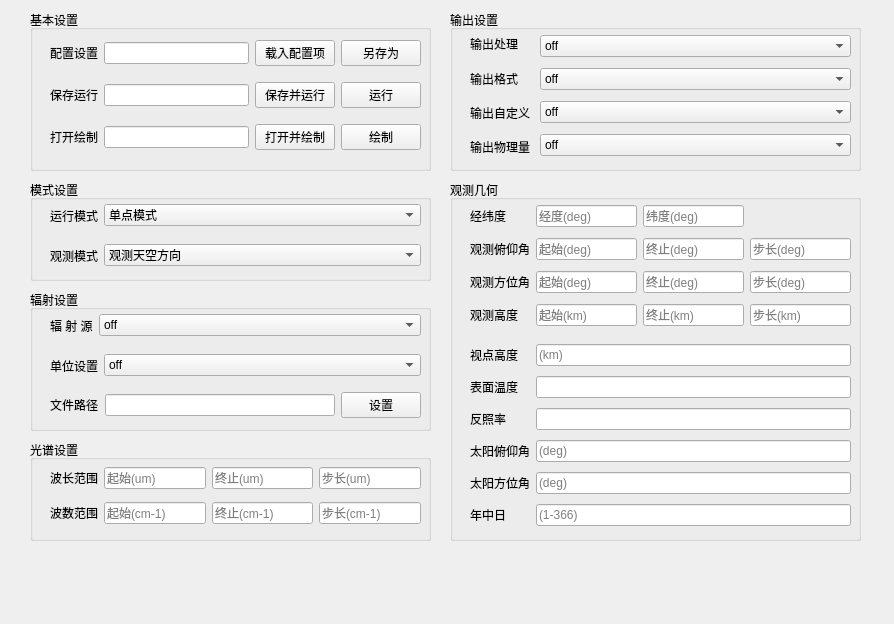
The window that GUI/generalpage.ui (code-arter/radiometer-GUI) describes before a commit, drawn with Qt 5.
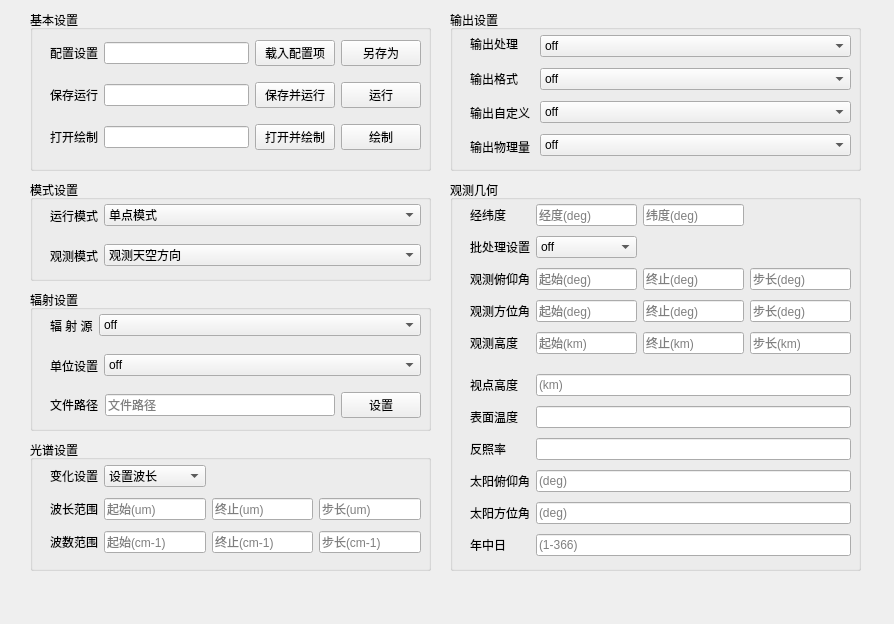
The same window after the commit.

```diff
--- a/GUI/generalpage.ui
+++ b/GUI/generalpage.ui
@@ -19,7 +19,7 @@
      <x>30</x>
      <y>440</y>
      <width>401</width>
-     <height>101</height>
+     <height>131</height>
     </rect>
    </property>
    <property name="title">
@@ -31,21 +31,35 @@
       <x>20</x>
       <y>20</y>
       <width>371</width>
-      <height>71</height>
+      <height>101</height>
      </rect>
     </property>
     <layout class="QGridLayout" name="gridLayout_10">
-     <item row="0" column="2">
-      <widget class="QLineEdit" name="lineEdit_wavelength_end">
+     <item row="1" column="0">
+      <widget class="QLabel" name="label_42">
+       <property name="text">
+        <string>波长范围</string>
+       </property>
+      </widget>
+     </item>
+     <item row="2" column="0">
+      <widget class="QLabel" name="label_43">
+       <property name="text">
+        <string>波数范围</string>
+       </property>
+      </widget>
+     </item>
+     <item row="2" column="2">
+      <widget class="QLineEdit" name="lineEdit_wavecount_end">
        <property name="placeholderText">
-        <string>终止(um)</string>
+        <string>终止(cm-1)</string>
        </property>
        <property name="option_name" stdset="0">
         <string>wavelength_end</string>
        </property>
       </widget>
      </item>
-     <item row="0" column="3">
+     <item row="1" column="3">
       <widget class="QLineEdit" name="lineEdit_wavelength_step">
        <property name="placeholderText">
         <string>步长(um)</string>
@@ -55,7 +69,20 @@
        </property>
       </widget>
      </item>
-     <item row="0" column="1">
+     <item row="2" column="1">
+      <widget class="QLineEdit" name="lineEdit_wavecount_start">
+       <property name="placeholderText">
+        <string>起始(cm-1)</string>
+       </property>
+       <property name="wavecount_start" stdset="0">
+        <string/>
+       </property>
+       <property name="option_name" stdset="0">
+        <string>wavecount_start</string>
+       </property>
+      </widget>
+     </item>
+     <item row="1" column="1">
       <widget class="QLineEdit" name="lineEdit_wavelength_start">
        <property name="placeholderText">
         <string>起始(um)</string>
@@ -65,14 +92,7 @@
        </property>
       </widget>
      </item>
-     <item row="0" column="0">
-      <widget class="QLabel" name="label_42">
-       <property name="text">
-        <string>波长范围</string>
-       </property>
-      </widget>
-     </item>
-     <item row="1" column="3">
+     <item row="2" column="3">
       <widget class="QLineEdit" name="lineEdit_wavecount_step">
        <property name="placeholderText">
         <string>步长(cm-1)</string>
@@ -82,34 +102,41 @@
        </property>
       </widget>
      </item>
-     <item row="1" column="1">
-      <widget class="QLineEdit" name="lineEdit_wavecount_start">
+     <item row="1" column="2">
+      <widget class="QLineEdit" name="lineEdit_wavelength_end">
        <property name="placeholderText">
-        <string>起始(cm-1)</string>
+        <string>终止(um)</string>
        </property>
-       <property name="wavecount_start" stdset="0">
+       <property name="option_name" stdset="0">
+        <string>wavelength_end</string>
+       </property>
+      </widget>
+     </item>
+     <item row="0" column="0">
+      <widget class="QLabel" name="label_28">
+       <property name="accessibleName">
         <string/>
        </property>
-       <property name="option_name" stdset="0">
-        <string>wavecount_start</string>
-       </property>
-      </widget>
-     </item>
-     <item row="1" column="0">
-      <widget class="QLabel" name="label_43">
        <property name="text">
-        <string>波数范围</string>
+        <string>变化设置</string>
        </property>
       </widget>
      </item>
-     <item row="1" column="2">
-      <widget class="QLineEdit" name="lineEdit_wavecount_end">
-       <property name="placeholderText">
-        <string>终止(cm-1)</string>
-       </property>
+     <item row="0" column="1">
+      <widget class="QComboBox" name="comboBox_main_wave">
        <property name="option_name" stdset="0">
         <string>wavecount_end</string>
        </property>
+       <item>
+        <property name="text">
+         <string>设置波长</string>
+        </property>
+       </item>
+       <item>
+        <property name="text">
+         <string>设置波数</string>
+        </property>
+       </item>
       </widget>
      </item>
     </layout>
@@ -441,7 +468,7 @@
      <x>450</x>
      <y>180</y>
      <width>411</width>
-     <height>361</height>
+     <height>391</height>
     </rect>
    </property>
    <property name="title">
@@ -453,65 +480,18 @@
       <x>20</x>
       <y>20</y>
       <width>381</width>
-      <height>131</height>
+      <height>161</height>
      </rect>
     </property>
     <layout class="QGridLayout" name="gridLayout_7">
-     <item row="1" column="0">
-      <widget class="QLabel" name="label_44">
-       <property name="text">
-        <string>观测俯仰角</string>
-       </property>
-      </widget>
-     </item>
-     <item row="2" column="2">
-      <widget class="QLineEdit" name="lineEdit_phi_end">
-       <property name="placeholderText">
-        <string>终止(deg)</string>
-       </property>
-       <property name="option_name" stdset="0">
-        <string>azimuth_angle_end</string>
-       </property>
-      </widget>
-     </item>
-     <item row="3" column="0">
+     <item row="4" column="0">
       <widget class="QLabel" name="label_45">
        <property name="text">
         <string>观测高度</string>
        </property>
       </widget>
      </item>
-     <item row="2" column="3">
-      <widget class="QLineEdit" name="lineEdit_phi_step">
-       <property name="placeholderText">
-        <string>步长(deg)</string>
-       </property>
-       <property name="option_name" stdset="0">
-        <string>azimuth_angle_step</string>
-       </property>
-      </widget>
-     </item>
      <item row="2" column="1">
-      <widget class="QLineEdit" name="lineEdit_phi_start">
-       <property name="text">
-        <string/>
-       </property>
-       <property name="placeholderText">
-        <string>起始(deg)</string>
-       </property>
-       <property name="option_name" stdset="0">
-        <string>azimuth_angle_start</string>
-       </property>
-      </widget>
-     </item>
-     <item row="2" column="0">
-      <widget class="QLabel" name="label_46">
-       <property name="text">
-        <string>观测方位角</string>
-       </property>
-      </widget>
-     </item>
-     <item row="1" column="1">
       <widget class="QLineEdit" name="lineEdit_umu_start">
        <property name="placeholderText">
         <string>起始(deg)</string>
@@ -521,17 +501,7 @@
        </property>
       </widget>
      </item>
-     <item row="1" column="2">
-      <widget class="QLineEdit" name="lineEdit_umu_end">
-       <property name="placeholderText">
-        <string>终止(deg)</string>
-       </property>
-       <property name="option_name" stdset="0">
-        <string>angle_of_pitch_end</string>
-       </property>
-      </widget>
-     </item>
-     <item row="1" column="3">
+     <item row="2" column="3">
       <widget class="QLineEdit" name="lineEdit_umu_step">
        <property name="placeholderText">
         <string>步长(deg)</string>
@@ -541,7 +511,41 @@
        </property>
       </widget>
      </item>
-     <item row="3" column="1">
+     <item row="3" column="0">
+      <widget class="QLabel" name="label_46">
+       <property name="text">
+        <string>观测方位角</string>
+       </property>
+      </widget>
+     </item>
+     <item row="2" column="2">
+      <widget class="QLineEdit" name="lineEdit_umu_end">
+       <property name="placeholderText">
+        <string>终止(deg)</string>
+       </property>
+       <property name="option_name" stdset="0">
+        <string>angle_of_pitch_end</string>
+       </property>
+      </widget>
+     </item>
+     <item row="0" column="0">
+      <widget class="QLabel" name="label_47">
+       <property name="text">
+        <string>经纬度</string>
+       </property>
+      </widget>
+     </item>
+     <item row="0" column="1">
+      <widget class="QLineEdit" name="lineEdit_jingdu">
+       <property name="placeholderText">
+        <string>经度(deg)</string>
+       </property>
+       <property name="option_name" stdset="0">
+        <string>longitude</string>
+       </property>
+      </widget>
+     </item>
+     <item row="4" column="1">
       <widget class="QLineEdit" name="lineEdit_height_start">
        <property name="placeholderText">
         <string>起始(km)</string>
@@ -551,7 +555,7 @@
        </property>
       </widget>
      </item>
-     <item row="3" column="2">
+     <item row="4" column="2">
       <widget class="QLineEdit" name="lineEdit_height_end">
        <property name="text">
         <string/>
@@ -564,30 +568,20 @@
        </property>
       </widget>
      </item>
+     <item row="2" column="0">
+      <widget class="QLabel" name="label_44">
+       <property name="text">
+        <string>观测俯仰角</string>
+       </property>
+      </widget>
+     </item>
      <item row="3" column="3">
-      <widget class="QLineEdit" name="lineEdit_height_step">
+      <widget class="QLineEdit" name="lineEdit_phi_step">
        <property name="placeholderText">
-        <string>步长(km)</string>
+        <string>步长(deg)</string>
        </property>
        <property name="option_name" stdset="0">
-        <string>distance_step</string>
-       </property>
-      </widget>
-     </item>
-     <item row="0" column="0">
-      <widget class="QLabel" name="label_47">
-       <property name="text">
-        <string>经纬度</string>
-       </property>
-      </widget>
-     </item>
-     <item row="0" column="1">
-      <widget class="QLineEdit" name="lineEdit_jingdu">
-       <property name="placeholderText">
-        <string>经度(deg)</string>
-       </property>
-       <property name="option_name" stdset="0">
-        <string>longitude</string>
+        <string>azimuth_angle_step</string>
        </property>
       </widget>
      </item>
@@ -601,13 +595,83 @@
        </property>
       </widget>
      </item>
+     <item row="3" column="2">
+      <widget class="QLineEdit" name="lineEdit_phi_end">
+       <property name="placeholderText">
+        <string>终止(deg)</string>
+       </property>
+       <property name="option_name" stdset="0">
+        <string>azimuth_angle_end</string>
+       </property>
+      </widget>
+     </item>
+     <item row="3" column="1">
+      <widget class="QLineEdit" name="lineEdit_phi_start">
+       <property name="text">
+        <string/>
+       </property>
+       <property name="placeholderText">
+        <string>起始(deg)</string>
+       </property>
+       <property name="option_name" stdset="0">
+        <string>azimuth_angle_start</string>
+       </property>
+      </widget>
+     </item>
+     <item row="4" column="3">
+      <widget class="QLineEdit" name="lineEdit_height_step">
+       <property name="placeholderText">
+        <string>步长(km)</string>
+       </property>
+       <property name="option_name" stdset="0">
+        <string>distance_step</string>
+       </property>
+      </widget>
+     </item>
+     <item row="1" column="0">
+      <widget class="QLabel" name="label_22">
+       <property name="accessibleName">
+        <string/>
+       </property>
+       <property name="text">
+        <string>批处理设置</string>
+       </property>
+      </widget>
+     </item>
+     <item row="1" column="1">
+      <widget class="QComboBox" name="comboBox_multi_set">
+       <property name="option_name" stdset="0">
+        <string>multi_choice</string>
+       </property>
+       <item>
+        <property name="text">
+         <string>off</string>
+        </property>
+       </item>
+       <item>
+        <property name="text">
+         <string>观测俯仰角</string>
+        </property>
+       </item>
+       <item>
+        <property name="text">
+         <string>观测方位角</string>
+        </property>
+       </item>
+       <item>
+        <property name="text">
+         <string>距离</string>
+        </property>
+       </item>
+      </widget>
+     </item>
     </layout>
    </widget>
    <widget class="QWidget" name="gridLayoutWidget_8">
     <property name="geometry">
      <rect>
       <x>20</x>
-      <y>160</y>
+      <y>190</y>
       <width>381</width>
       <height>191</height>
      </rect>
@@ -973,6 +1037,9 @@
      </item>
      <item row="0" column="1">
       <widget class="QLineEdit" name="lineEdit_source_file">
+       <property name="placeholderText">
+        <string>文件路径</string>
+       </property>
        <property name="option_name" stdset="0">
         <string>source_file</string>
        </property>
```
Left out of the diff: 6 changed lines with no effect on the pictures.
